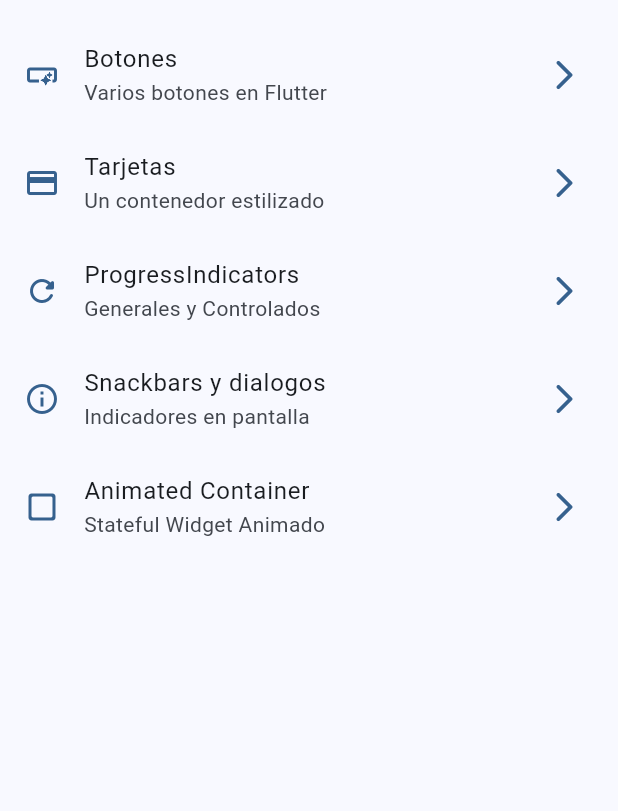
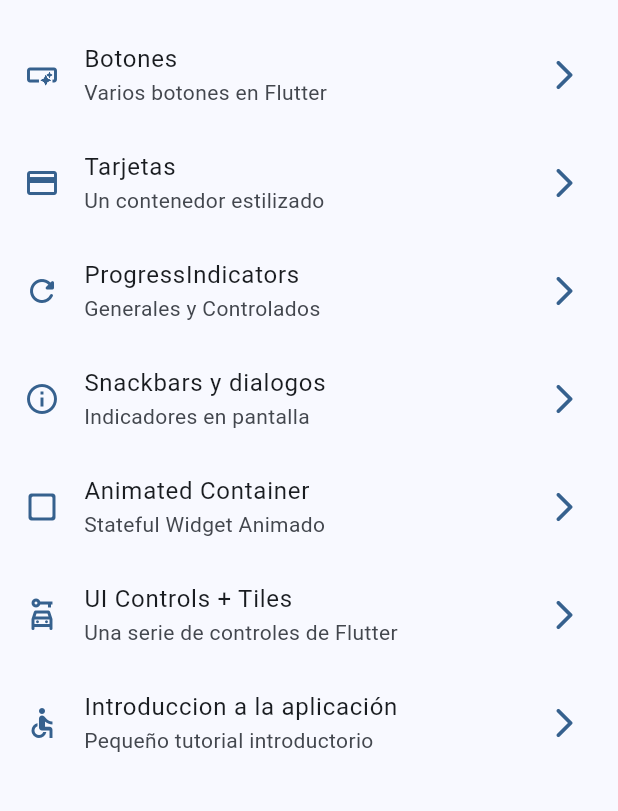
Before and after one commit to reiriartef/flutter-material3-app, a Flutter app: the screen it shows after launch, on a phone screen of 412 x 824 dp, the part 63-874 px from its top. Run offline on Flutter 3.47's test engine with Material 3 defaults, Android fonts, the phone set to English and light mode, and no system bars; our stand-ins replace go_router.

Commit message:
tutorial screen agregado a la app

```diff
--- a/lib/config/menu/menu_items.dart
+++ b/lib/config/menu/menu_items.dart
@@ -44,4 +44,16 @@ const appMenuItems = <MenuItem>[
     link: '/animated',
     icon: Icons.check_box_outline_blank_rounded,
   ),
+  MenuItem(
+    title: 'UI Controls + Tiles',
+    subTitle: 'Una serie de controles de Flutter',
+    link: '/ui-controls',
+    icon: Icons.car_rental_outlined,
+  ),
+  MenuItem(
+    title: 'Introduccion a la aplicación',
+    subTitle: 'Pequeño tutorial introductorio',
+    link: '/tutorial',
+    icon: Icons.accessible_outlined,
+  ),
 ];
--- a/lib/config/router/app_router.dart
+++ b/lib/config/router/app_router.dart
@@ -34,5 +34,15 @@ final appRouter = GoRouter(
       name: AnimatedScreen.name,
       builder: (context, state) => const AnimatedScreen(),
     ),
+    GoRoute(
+      path: '/ui-controls',
+      name: UiControlsScreen.name,
+      builder: (context, state) => const UiControlsScreen(),
+    ),
+    GoRoute(
+      path: '/tutorial',
+      name: AppTutorialScreen.name,
+      builder: (context, state) => const AppTutorialScreen(),
+    ),
   ],
 );
```
